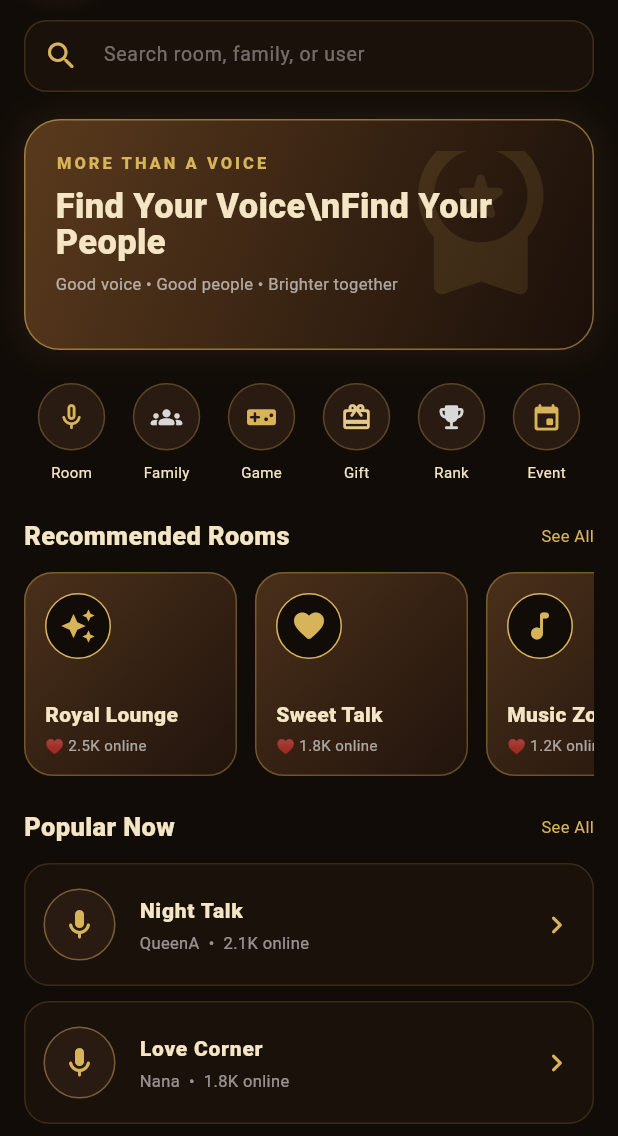
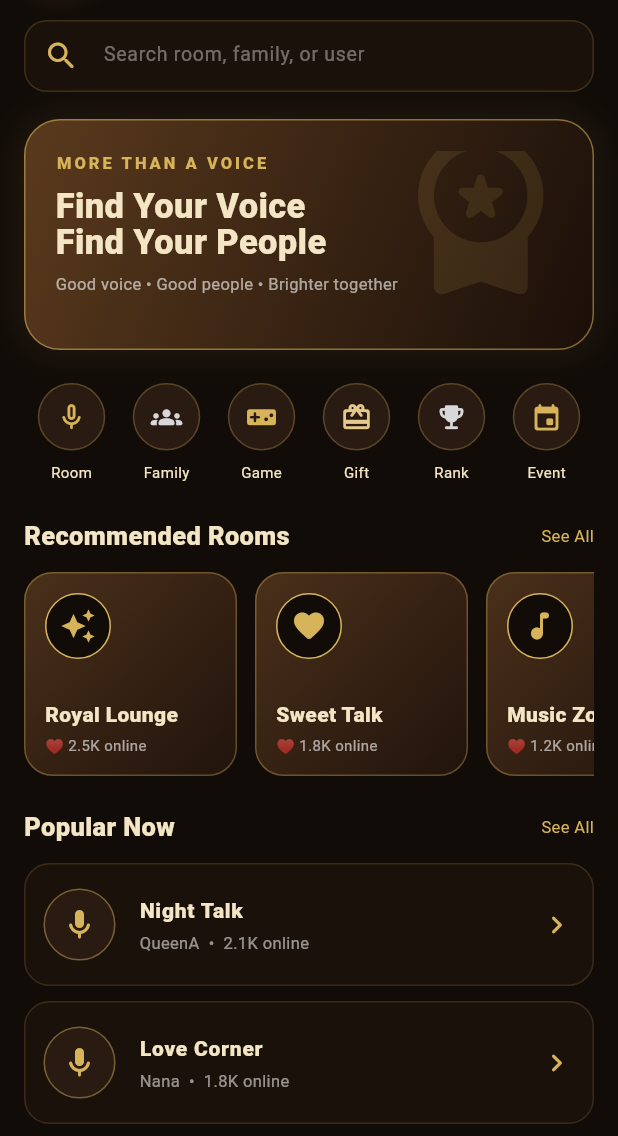
Before and after one commit to Cuanparty78/cuan-party, a Flutter app: the _HomeContent widget shown alone on an empty page, opened directly, on a phone screen of 412 x 824 dp, the part 100-1236 px from its top. Run offline on Flutter 3.47's test engine with Material 3 defaults, Android fonts, the phone set to English and light mode, and no system bars.

Commit message:
Fix newline character in text widget

```diff
--- a/lib/luxury_app.dart
+++ b/lib/luxury_app.dart
@@ -685,7 +685,7 @@ class _HomeContent extends StatelessWidget {
               ),
               SizedBox(height: 9),
               Text(
-                'Find Your Voice\\nFind Your People',
+                'Find Your Voice\nFind Your People',
                 style: TextStyle(
                   color: champagne,
                   fontSize: 23,
```
